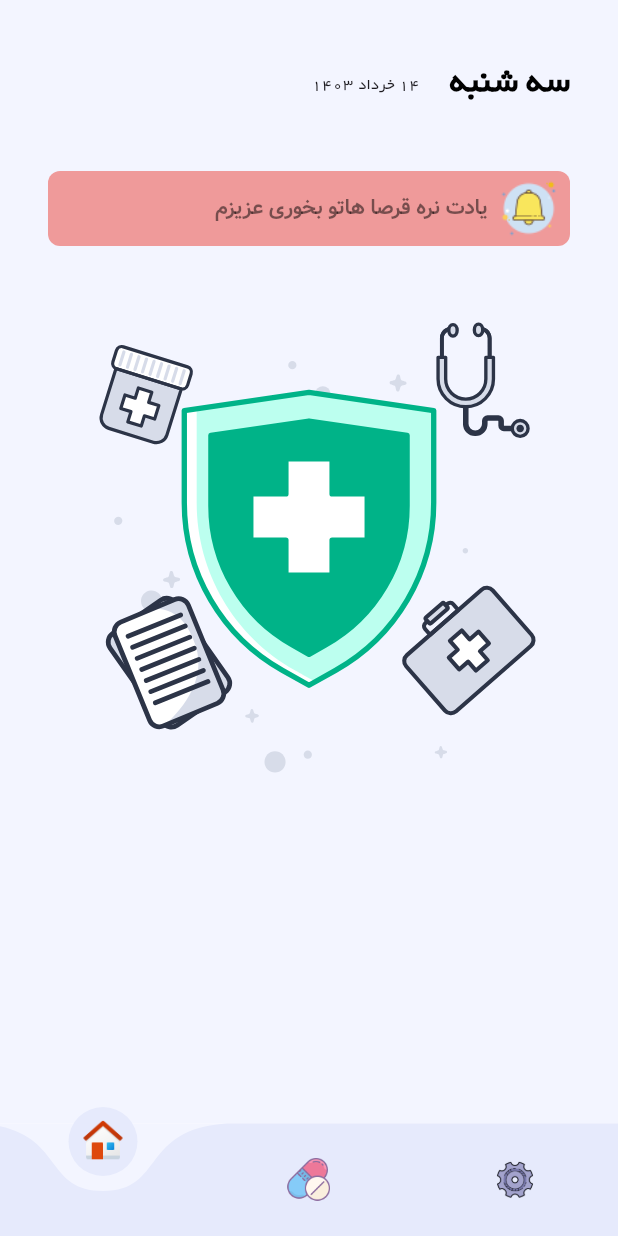
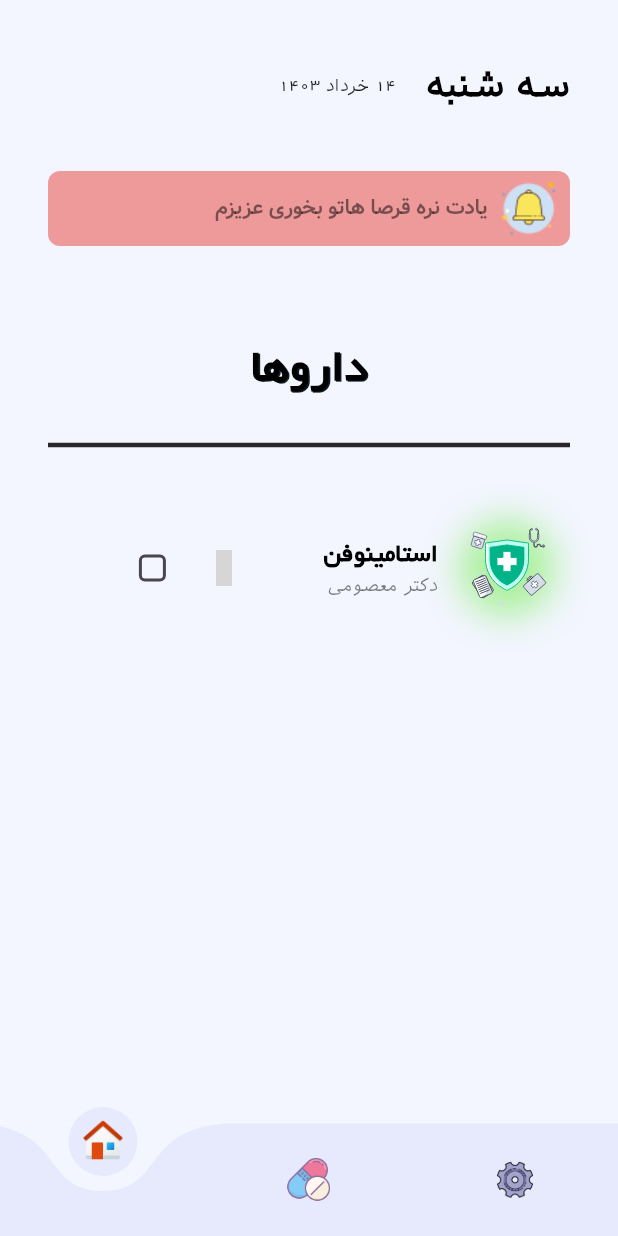
Before and after one commit to ardavan8102/pill_reminder, a Flutter app: the screen it shows after launch, on a phone screen of 412 x 824 dp. Run offline on Flutter 3.47's test engine with Material 3 defaults, Android fonts, the phone set to English and light mode, and no system bars; drawn by our look-alikes of curved_navigation_bar; our stand-ins replace get, get_storage, iconsax, logger, lottie; grey boxes are pictures that could not be loaded.

Commit message:
pills row created (for Home Page)

```diff
--- /dev/null
+++ b/lib/common/widgets/home_page/date_label.dart
@@ -0,0 +1,31 @@
+import 'package:flutter/material.dart';
+
+class dateLabel extends StatelessWidget {
+  const dateLabel({
+    super.key,
+  });
+
+  @override
+  Widget build(BuildContext context) {
+    return Row(
+      mainAxisAlignment: MainAxisAlignment.end,
+      children: [
+        Text(
+          '1403 ',
+          style: Theme.of(context).textTheme.labelSmall,
+        ),
+        Text(
+          'خرداد ',
+          style: Theme.of(context)
+              .textTheme
+              .labelSmall!
+              .apply(fontFamily: 'sans'),
+        ),
+        Text(
+          '14',
+          style: Theme.of(context).textTheme.labelSmall,
+        )
+      ],
+    );
+  }
+}
--- /dev/null
+++ b/lib/common/widgets/home_page/pills_doctor_name.dart
@@ -0,0 +1,27 @@
+import 'package:flutter/material.dart';
+
+class pillsNameAndDoctor extends StatelessWidget {
+  const pillsNameAndDoctor({
+    super.key, required this.pillName, required this.docName,
+  });
+
+  final String pillName, docName;
+
+  @override
+  Widget build(BuildContext context) {
+    return Column(
+      mainAxisAlignment: MainAxisAlignment.end,
+      crossAxisAlignment: CrossAxisAlignment.end,
+      children: [
+        Text(
+          pillName,
+          style: Theme.of(context).textTheme.headlineSmall,
+        ),
+        Text(
+          docName,
+          style: Theme.of(context).textTheme.labelMedium!.apply(fontFamily: 'sans'),
+        ),
+      ],
+    );
+  }
+}
--- a/lib/screens/home.dart
+++ b/lib/screens/home.dart
@@ -1,5 +1,8 @@
 import 'package:flutter/material.dart';
+import 'package:iconsax/iconsax.dart';
 import 'package:lottie/lottie.dart';
+import 'package:pill_reminder/common/widgets/home_page/date_label.dart';
+import 'package:pill_reminder/common/widgets/home_page/pills_doctor_name.dart';
 import 'package:pill_reminder/common/widgets/notifiBadge.dart';
 import 'package:pill_reminder/utils/constants/colors.dart';
 import 'package:pill_reminder/utils/constants/image_strings.dart';
@@ -7,8 +10,15 @@ import 'package:pill_reminder/utils/constants/sizes.dart';
 import 'package:pill_reminder/utils/device/device_utility.dart';
 import 'package:pill_reminder/utils/helpers/helper_functions.dart';
 
-class HomePage extends StatelessWidget {
+class HomePage extends StatefulWidget {
   const HomePage({super.key});
+
+  @override
+  State<HomePage> createState() => _HomePageState();
+}
+
+class _HomePageState extends State<HomePage> with SingleTickerProviderStateMixin {
+  bool? isChecked = false;
 
   @override
   Widget build(BuildContext context) {
@@ -21,51 +31,137 @@ class HomePage extends StatelessWidget {
         padding: EdgeInsets.all(mySizes.spaceBetweenSections),
         child: Column(
           children: [
+            // -- day & date
             Container(
               width: myDeviceUtilities.getScreenWidth(context),
               height: 50,
               child: Row(
                 mainAxisAlignment: MainAxisAlignment.end,
                 children: [
-                  Row(
-                    mainAxisAlignment: MainAxisAlignment.end,
-                    children: [
-                      Text(
-                        '1403 ',
-                        style: Theme.of(context).textTheme.labelSmall,
-                      ),
-                      Text(
-                        'خرداد ',
-                        style: Theme.of(context).textTheme.labelSmall,
-                      ),
-                      Text(
-                        '14',
-                        style: Theme.of(context).textTheme.labelSmall,
-                      )
-                    ],
+                  dateLabel(),
+                  SizedBox(
+                    width: 20,
                   ),
-                  SizedBox(width: 20,),
                   Text(
                     'سه شنبه',
                     style: Theme.of(context)
                         .textTheme
                         .headlineMedium!
-                        .apply(fontFamily: 'yekan'),
+                        .apply(fontFamily: 'sans'),
                     textAlign: TextAlign.right,
                   ),
                 ],
               ),
             ),
+
             SizedBox(height: mySizes.spaceBetweenSections),
+
+            // -- Notify
             notifiBadgeWidget(
               title: 'یادت نره قرصا هاتو بخوری عزیزم',
               backgroundColor: Colors.red.shade200,
             ),
 
-            SizedBox(height: mySizes.spaceBetweenSections),
+            SizedBox(height: mySizes.spaceBetweenSections * 2),
 
+            // -- pills to use => Title
             Container(
-              child : Lottie.asset(Images.healthShieldAnimation)
+              width: myDeviceUtilities.getScreenWidth(context),
+              height: 50,
+              child: ShaderMask(
+                shaderCallback: (bounds) {
+                  return myColors.linearGradient.createShader(
+                      Rect.fromLTWH(0, 0, bounds.width, bounds.height));
+                },
+                child: Text(
+                  'داروها',
+                  style: Theme.of(context).textTheme.headlineLarge!.apply(
+                    shadows: [
+                      BoxShadow(
+                        color: dark ? myColors.white : myColors.dark,
+                        spreadRadius: 5,
+                        offset: Offset(1, 1),
+                      ),
+                    ],
+
+                  ),
+                  textAlign: TextAlign.center,
+                ),
+              ),
+            ),
+
+            SizedBox(
+              height: mySizes.spaceBetweenItems / 1.5,
+            ),
+            Divider(
+              thickness: 3,
+              color: dark ? myColors.white : myColors.dark,
+            ),
+
+            SizedBox(
+              height: mySizes.spaceBetweenSections,
+            ),
+
+
+            // -- Pills to use => column & rows
+            Container(
+              child: Column(
+                children: [
+                  Container(
+                    padding: EdgeInsets.all(12),
+                    child: Row(
+                      mainAxisAlignment: MainAxisAlignment.end,
+                      children: [
+                        Checkbox(
+                          value: isChecked,
+                          activeColor: Colors.greenAccent,
+                          onChanged: (newBool) {
+                            setState(() {
+                              isChecked = newBool;
+                            });
+                          },
+                        ),
+
+                        IconButton(
+                          onPressed: () {},
+                          icon: Icon(
+                            Iconsax.notification5,
+                            size: mySizes.iconMd,
+                            color: Colors.yellow.shade800,
+                          ),
+                        ),
+
+                        SizedBox(width: mySizes.spaceBetweenSections + 10),
+
+                        pillsNameAndDoctor(
+                          docName: 'دکتر معصومی',
+                          pillName: 'استامینوفن',
+                        ),
+
+                        SizedBox(width: mySizes.spaceBetweenItems),
+
+                        Container(
+                          decoration: BoxDecoration(
+                            shape: BoxShape.circle,
+                            boxShadow: [
+                              BoxShadow(
+                                color: Color.fromARGB(130, 100, 237, 58),
+                                blurRadius: 20,
+                                spreadRadius: 2,
+                              )
+                            ]
+                          ),
+                          child: Lottie.asset(
+                            Images.healthShieldAnimation,
+                            width: 60,
+                            height: 60,
+                          ),
+                        ),
+                      ],
+                    ),
+                  ),
+                ],
+              )
             ),
           ],
         ),
--- a/lib/utils/constants/colors.dart
+++ b/lib/utils/constants/colors.dart
@@ -12,12 +12,12 @@ class myColors {
 
   // Gradient Colors
   static const Gradient linearGradient = LinearGradient(
-    begin: Alignment(0.0, 0.0),
-    end: Alignment(0.707, -0.707),
+    // begin: Alignment(0.0, 0.0),
+    // end: Alignment(0.707, -0.707),
     colors: [
-      Color(0xffff9a9e),
-      Color(0xfffad0c4),
-      Color(0xfffad0c4),
+      Colors.greenAccent,
+      Color.fromARGB(255, 121, 190, 255),
+      Color.fromARGB(255, 112, 96, 255),
     ],
   );
 
--- a/pubspec.yaml
+++ b/pubspec.yaml
@@ -49,3 +49,7 @@ flutter:
     - family: yekan
       fonts:
         - asset: assets/fonts/yekan.ttf
+
+    - family: sans
+      fonts:
+        - asset: assets/fonts/sans.ttf
```
Also changed, not shown: assets/fonts/sans.ttf (added).
